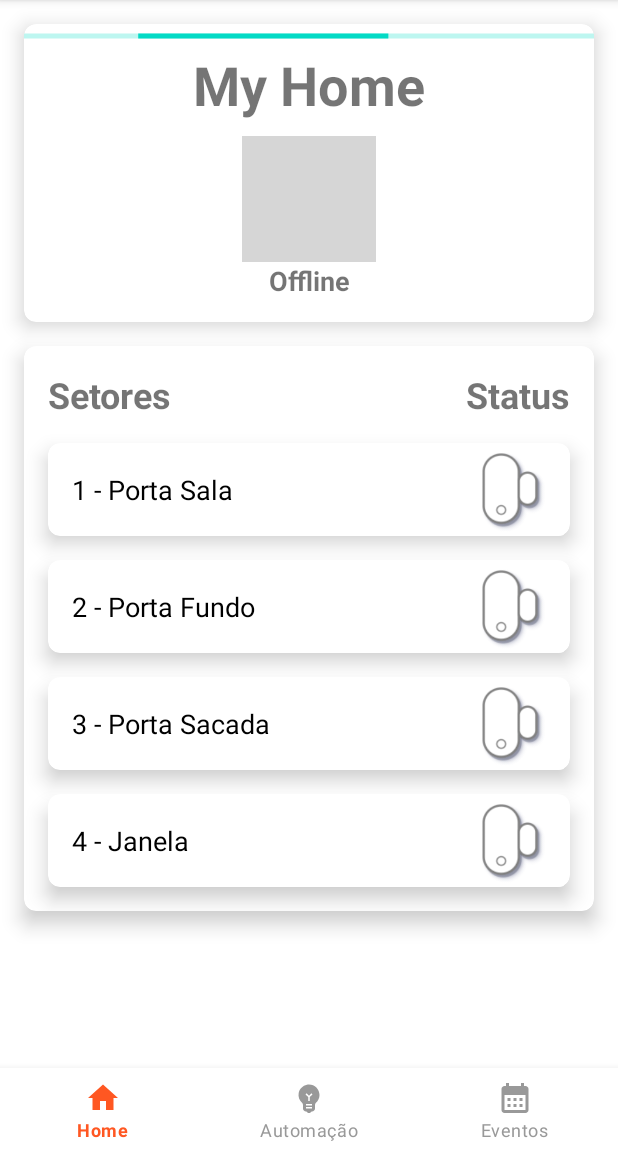
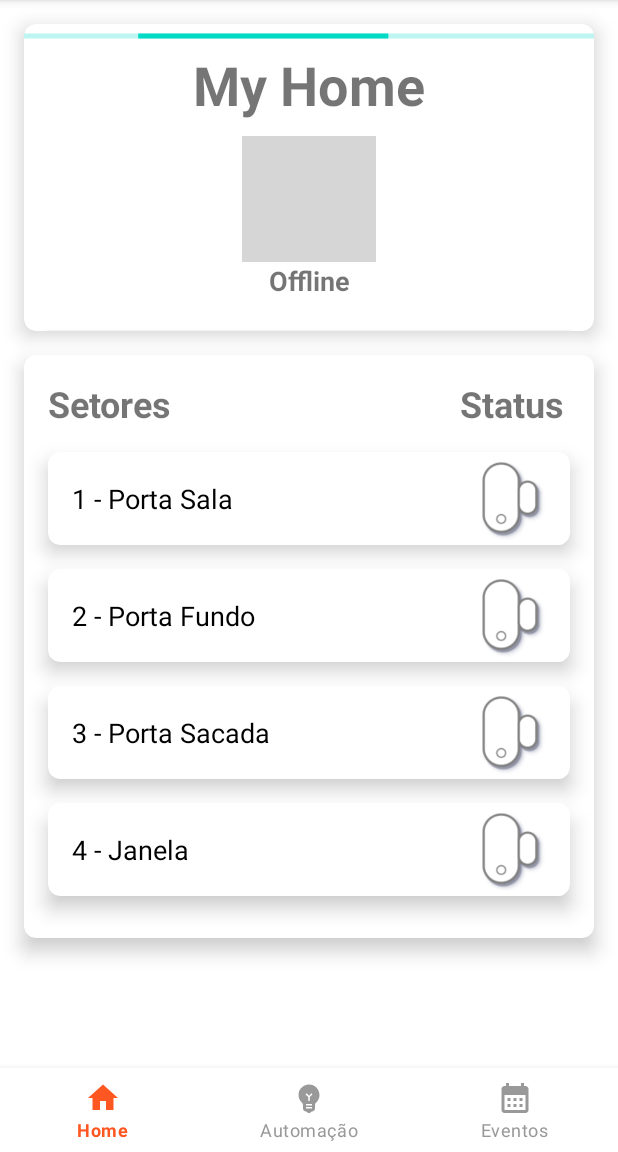
Before and after one commit to HovenDrak/ProjetoTccAndroid, an Android app: the screen it shows after launch (MainActivity), on a phone screen of 412 x 824 dp, the part 84-1236 px from its top. Run offline under Robolectric (Android 15) with nearby library versions, the phone set to English and light mode, and no system bars; our stand-ins replace Room's generated code; libraries missing offline, so code that uses them is left out: org.eclipse.paho; 5 statements that could not run were skipped; grey boxes are pictures that could not be loaded.

Commit message:
projeto até o momento

```diff
--- a/app/src/main/java/com/example/smarthhome/ui/animation/Animations.kt
+++ b/app/src/main/java/com/example/smarthhome/ui/animation/Animations.kt
@@ -29,7 +29,7 @@ class Animations {
                 if(show){
                     binding.constraintCommand.layoutParams.height = (390 * interpolatedTime).toInt()
                 } else{
-                    binding.constraintCommand.layoutParams.height = (390 - (interpolatedTime * 390)).toInt()
+                    binding.constraintCommand.layoutParams.height = (390 - (interpolatedTime * 370)).toInt()
                 }
                 binding.constraintCommand.requestLayout()
             }
--- a/app/src/main/res/layout/fragment_home.xml
+++ b/app/src/main/res/layout/fragment_home.xml
@@ -95,7 +95,7 @@
                     android:backgroundTint="#00FFFFFF"
                     android:contentDescription="@string/icone_desarme"
                     android:scaleType="fitCenter"
-                    android:src="@drawable/ic_desarm"
+                    android:src="@drawable/ic_disarm"
                     android:visibility="gone"
                     app:layout_constraintEnd_toEndOf="parent"
                     app:layout_constraintStart_toStartOf="parent"
@@ -178,7 +178,7 @@
                 <androidx.constraintlayout.widget.ConstraintLayout
                     android:id="@+id/constraintCommand"
                     android:layout_width="match_parent"
-                    android:layout_height="4dp"
+                    android:layout_height="10dp"
                     android:layout_marginTop="130dp"
                     app:layout_constraintTop_toBottomOf="@id/fragmentHome"
                     app:layout_constraintEnd_toEndOf="parent"
@@ -202,15 +202,15 @@
                     <ImageButton
                         android:id="@+id/btnActiveArm"
                         android:layout_width="90dp"
-                        android:layout_height="90dp"
+                        android:layout_height="94dp"
                         android:backgroundTint="#00FFFFFF"
                         android:contentDescription="@string/icone_desarme"
                         android:scaleType="fitCenter"
                         android:src="@drawable/ic_arm"
                         android:visibility="visible"
-                        app:layout_constraintTop_toBottomOf="@id/line0"
                         app:layout_constraintEnd_toEndOf="parent"
-                        app:layout_constraintStart_toStartOf="parent"/>
+                        app:layout_constraintStart_toStartOf="parent"
+                        app:layout_constraintTop_toBottomOf="@id/line0" />
 
                     <TextView
                         android:id="@+id/txtActiveArm"
@@ -234,7 +234,7 @@
                         android:backgroundTint="#00FFFFFF"
                         android:contentDescription="@string/icone_desarme"
                         android:scaleType="fitCenter"
-                        android:src="@drawable/ic_desarm"
+                        android:src="@drawable/ic_disarm"
                         android:visibility="gone"
                         app:layout_constraintEnd_toEndOf="parent"
                         app:layout_constraintStart_toStartOf="parent"
@@ -266,10 +266,10 @@
             android:id="@+id/material_card_view_sensors"
             android:layout_width="match_parent"
             android:layout_height="wrap_content"
-            android:layout_marginBottom="92dp"
+            android:layout_marginBottom="32dp"
             android:layout_marginStart="16dp"
+            android:layout_marginEnd="16dp"
             android:layout_marginTop="16dp"
-            android:layout_marginEnd="16dp"
             app:cardCornerRadius="8dp"
             app:cardElevation="8dp"
             app:layout_constraintEnd_toEndOf="parent"
@@ -298,7 +298,7 @@
                     android:layout_width="wrap_content"
                     android:layout_height="wrap_content"
                     android:layout_marginTop="16dp"
-                    android:layout_marginEnd="16dp"
+                    android:layout_marginEnd="20dp"
                     android:text="@string/status"
                     android:textSize="24sp"
                     android:textStyle="bold"
@@ -444,7 +444,10 @@
                     android:id="@+id/material_card_view_sensor_4"
                     android:layout_width="match_parent"
                     android:layout_height="wrap_content"
-                    android:layout_margin="16dp"
+                    android:layout_marginStart="16dp"
+                    android:layout_marginEnd="16dp"
+                    android:layout_marginTop="16dp"
+                    android:layout_marginBottom="28dp"
                     app:cardCornerRadius="8dp"
                     app:cardElevation="8dp"
                     app:layout_constraintBottom_toBottomOf="parent"
--- a/app/src/main/res/layout/item_history_event.xml
+++ b/app/src/main/res/layout/item_history_event.xml
@@ -78,9 +78,11 @@
                 android:layout_height="wrap_content"
                 android:layout_marginEnd="16dp"
                 android:layout_marginStart="70dp"
+                android:layout_marginBottom="10dp"
                 android:text="@string/event_text_default"
                 android:textStyle="bold"
                 android:textColor="@color/black"
+                app:layout_constraintBottom_toBottomOf="parent"
                 app:layout_constraintEnd_toEndOf="parent"
                 app:layout_constraintTop_toBottomOf="@id/txtEventDate"
                 app:layout_constraintStart_toStartOf="@id/txtEventDate"
--- a/app/src/main/res/values/strings.xml
+++ b/app/src/main/res/values/strings.xml
@@ -13,9 +13,9 @@
     <string name="status">Status</string>
     <string name="setor_1_nome">1 - Porta Sala</string>
     <string name="setor_2_nome">2 - Porta Fundo</string>
-    <string name="status_sensor">Status sensor 1</string>
     <string name="setor_3_nome">3 - Porta Sacada</string>
     <string name="setor_4_nome">4 - Janela</string>
+    <string name="status_sensor">Status sensor 1</string>
     <string name="icone_arme">Icone Arme</string>
     <string name="icone_violacao">Icone Violação</string>
     <string name="violed">Disparado</string>
```
Also changed, not shown: app/src/main/java/com/example/smarthhome/constants/Constants.kt (+7 -2 lines), app/src/main/java/com/example/smarthhome/model/Event.kt (+2 -5 lines), app/src/main/java/com/example/smarthhome/repository/ApiRepository.kt (+12 -4 lines), app/src/main/java/com/example/smarthhome/service/EventsHistory.kt (+11 -1 lines), app/src/main/java/com/example/smarthhome/ui/recyclerview/adapter/ListEventAdapter.kt (+57 -7 lines), app/src/main/res/layout/fragment_events_history.xml (+17 -0 lines), app/src/main/res/drawable/ic_disarm.xml (renamed from app/src/main/res/drawable/ic_desarm.xml).
